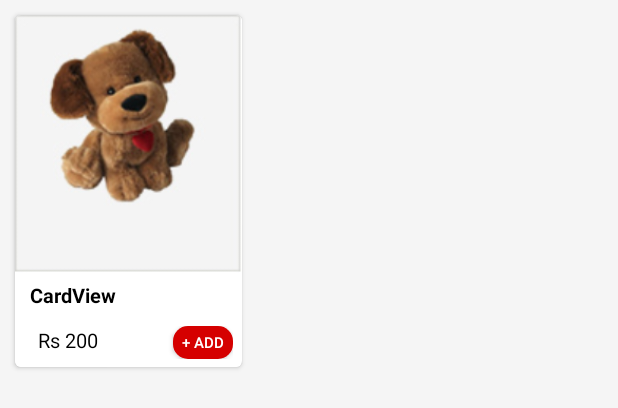
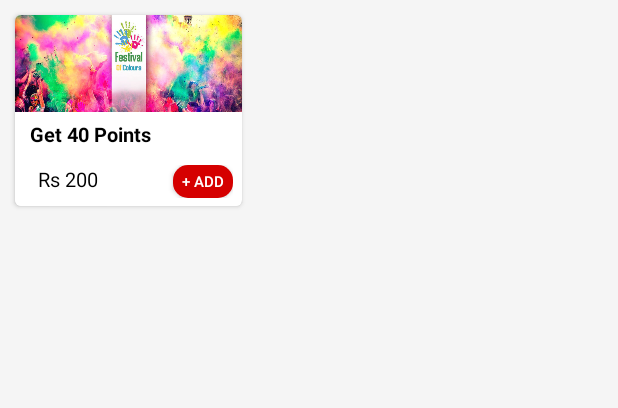
Before and after one commit to Suresh94/HomeRewardX, an Android app: the layout card.xml on its own in the app's theme, with its tools: preview values and no code run, on a phone screen of 412 x 824 dp. Shown: the top 408 px of the screen. Run offline under Robolectric (Android 15) with nearby library versions, the phone set to English and light mode, and no system bars.

Commit message:
latest updated

```diff
--- a/app/src/main/java/com/kryptoblocks/homerewardx/AboutUs.java
+++ b/app/src/main/java/com/kryptoblocks/homerewardx/AboutUs.java
@@ -12,7 +12,7 @@ import android.view.Window;
 import android.view.WindowManager;
 
 /**
- * Created by usha on 18/1/16.
+ *
  */
 public class AboutUs extends AppCompatActivity {
 
--- a/app/src/main/java/com/kryptoblocks/homerewardx/Cart.java
+++ b/app/src/main/java/com/kryptoblocks/homerewardx/Cart.java
@@ -14,7 +14,7 @@ import android.view.WindowManager;
 import android.widget.Button;
 
 /**
- * Created by usha on 19/1/16.
+ *
  */
 public class Cart extends AppCompatActivity {
 
--- a/app/src/main/java/com/kryptoblocks/homerewardx/ContactUs.java
+++ b/app/src/main/java/com/kryptoblocks/homerewardx/ContactUs.java
@@ -12,7 +12,7 @@ import android.view.Window;
 import android.view.WindowManager;
 
 /**
- * Created by usha on 18/1/16.
+ *
  */
 public class ContactUs extends AppCompatActivity {
     @Override
--- a/app/src/main/java/com/kryptoblocks/homerewardx/Login.java
+++ b/app/src/main/java/com/kryptoblocks/homerewardx/Login.java
@@ -14,7 +14,7 @@ import android.view.WindowManager;
 import android.widget.Button;
 
 /**
- * Created by Pradeep on 22-01-2017.
+ *
  */
 
 public class Login extends AppCompatActivity {
--- a/app/src/main/java/com/kryptoblocks/homerewardx/Term_condition.java
+++ b/app/src/main/java/com/kryptoblocks/homerewardx/Term_condition.java
@@ -12,7 +12,7 @@ import android.view.Window;
 import android.view.WindowManager;
 
 /**
- * Created by usha on 18/1/16.
+ *
  */
 public class Term_condition extends AppCompatActivity {
 
--- a/app/src/main/res/layout/activity_product_details.xml
+++ b/app/src/main/res/layout/activity_product_details.xml
@@ -83,7 +83,7 @@
                         android:textStyle="bold"
                         android:layout_width="match_parent"
                         android:layout_height="wrap_content"
-                        android:text="Coffee Mugs"
+                        android:text="Coffee Mugs with 50 Reward points"
                         android:textAppearance="@style/TextAppearance.AppCompat.Title" />
 
                     <TextView
--- a/app/src/main/res/layout/card.xml
+++ b/app/src/main/res/layout/card.xml
@@ -36,7 +36,7 @@
                 android:layout_width="151dp"
                 android:layout_height="wrap_content"
                 android:id="@+id/cardArticleImage"
-                android:src="@drawable/img6"
+                android:src="@drawable/holy"
                 android:adjustViewBounds="true"
                 android:scaleType="fitXY"/>
 
@@ -50,7 +50,7 @@
                     android:layout_height="30dp"
                     android:paddingLeft="10dp"
                     android:textAppearance="?android:attr/textAppearanceLarge"
-                    android:text="CardView"
+                    android:text="Get 40 Points"
                     android:id="@+id/cardArticleTitle"
                     android:textSize="13sp"
                     android:textColor="#000"
@@ -83,7 +83,7 @@
                         android:id="@+id/cart_add_button"
                         android:layout_width="40dp"
                         android:layout_height="22dp"
-                        android:text="+ Add"
+                        android:text="+ ADD"
                         android:textSize="10sp"
                         android:background="@drawable/button_press"
                         android:layout_marginLeft="50dp" />
--- a/app/src/main/res/layout/cart_page.xml
+++ b/app/src/main/res/layout/cart_page.xml
@@ -35,7 +35,7 @@
             android:id="@+id/tabs"
             android:background="#00b8a9"
             android:layout_width="match_parent"
-            android:layout_height="45dp" />
+            android:layout_height="5dp" />
 
     </android.support.design.widget.AppBarLayout>
 
--- a/app/src/main/res/values/strings.xml
+++ b/app/src/main/res/values/strings.xml
@@ -20,7 +20,7 @@
     <string name="delivery1">The delivery timeframe mentioned on the portal in the product details is the estimated one. Actual delivery time depends upon availability of the product at our store, address where the order needs to be delivered, any courier related issues and other circumstances that might adversely affect delivery.</string>
     <string name="delivery2">You can rest assured that you are protected as a customer at GoRituals. You always have the choice to cancel your order due to shipment delay by contacting GoRituals through the support and reach us functionality in the portal.</string>
 
-    <string name="contact1">Email: reachus@hiyan.com</string>
+    <string name="contact1">Email: reachus@RewardX.com</string>
     <string name="contact2">Phone: +91-80-69999433</string>
     <string name="fest1">People in all parts of India dress colorfully and indulge in fun filled activities such as singing, playing games, dancing, and attending parties.Night clubs, movie theatres,resorts,restaurants.</string>
     <string name="checkin">Checkin</string>
```
